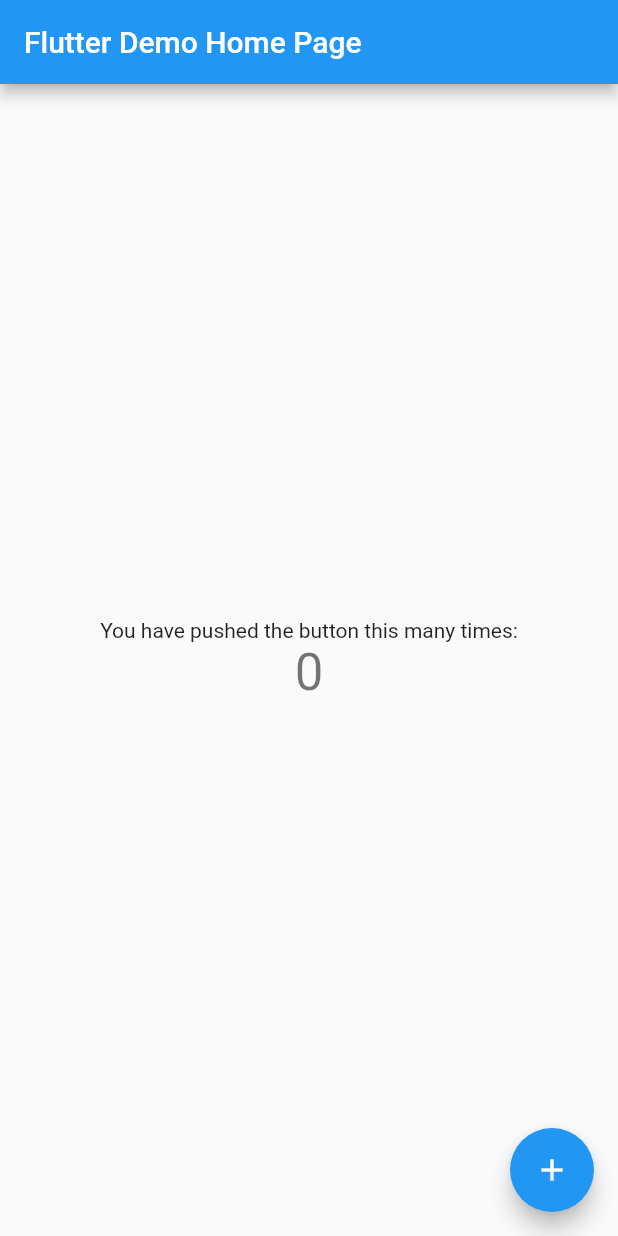
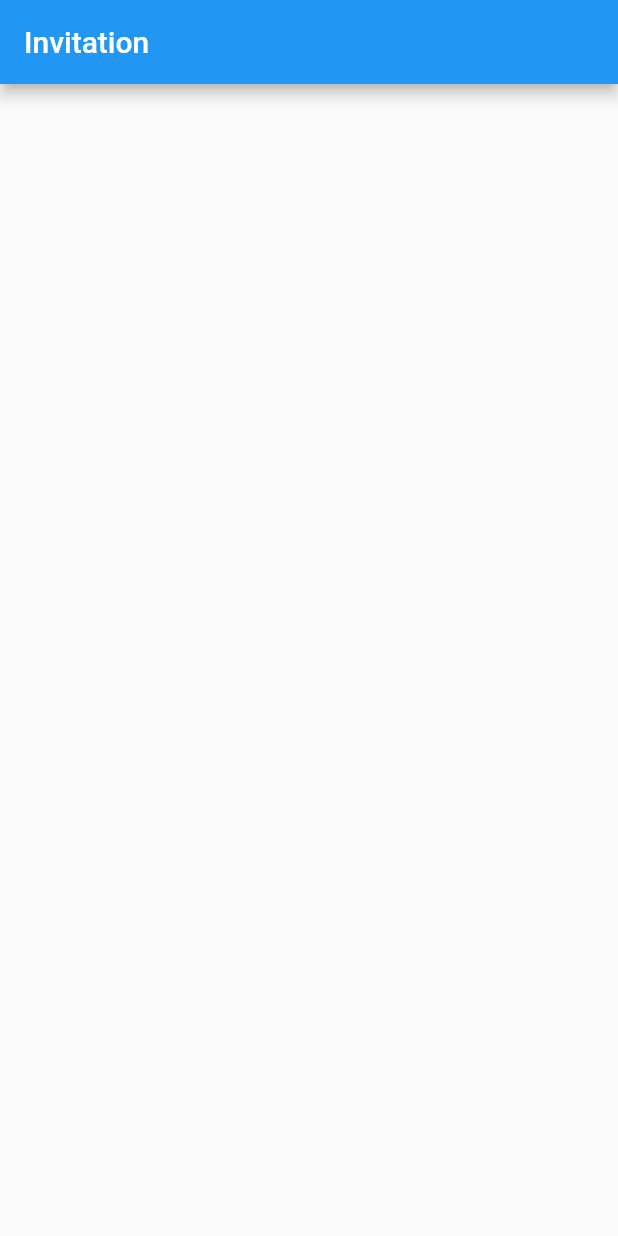
Before and after one commit to lohanidamodar/flutter_invitation, a Flutter app: the screen it shows after launch, on a phone screen of 412 x 824 dp. Run offline on Flutter 3.47's test engine with Material 2 defaults, Android fonts, the phone set to English and light mode, and no system bars.

Commit message:
remove demo, comment and basic setup

```diff
--- a/lib/main.dart
+++ b/lib/main.dart
@@ -1,111 +1,18 @@
 import 'package:flutter/material.dart';
+import 'presentation/pages/home.dart';
+
 
 void main() => runApp(MyApp());
 
 class MyApp extends StatelessWidget {
-  // This widget is the root of your application.
   @override
   Widget build(BuildContext context) {
     return MaterialApp(
       title: 'Flutter Demo',
       theme: ThemeData(
-        // This is the theme of your application.
-        //
-        // Try running your application with "flutter run". You'll see the
-        // application has a blue toolbar. Then, without quitting the app, try
-        // changing the primarySwatch below to Colors.green and then invoke
-        // "hot reload" (press "r" in the console where you ran "flutter run",
-        // or simply save your changes to "hot reload" in a Flutter IDE).
-        // Notice that the counter didn't reset back to zero; the application
-        // is not restarted.
         primarySwatch: Colors.blue,
       ),
-      home: MyHomePage(title: 'Flutter Demo Home Page'),
+      home: HomePage(),
     );
   }
 }
-
-class MyHomePage extends StatefulWidget {
-  MyHomePage({Key key, this.title}) : super(key: key);
-
-  // This widget is the home page of your application. It is stateful, meaning
-  // that it has a State object (defined below) that contains fields that affect
-  // how it looks.
-
-  // This class is the configuration for the state. It holds the values (in this
-  // case the title) provided by the parent (in this case the App widget) and
-  // used by the build method of the State. Fields in a Widget subclass are
-  // always marked "final".
-
-  final String title;
-
-  @override
-  _MyHomePageState createState() => _MyHomePageState();
-}
-
-class _MyHomePageState extends State<MyHomePage> {
-  int _counter = 0;
-
-  void _incrementCounter() {
-    setState(() {
-      // This call to setState tells the Flutter framework that something has
-      // changed in this State, which causes it to rerun the build method below
-      // so that the display can reflect the updated values. If we changed
-      // _counter without calling setState(), then the build method would not be
-      // called again, and so nothing would appear to happen.
-      _counter++;
-    });
-  }
-
-  @override
-  Widget build(BuildContext context) {
-    // This method is rerun every time setState is called, for instance as done
-    // by the _incrementCounter method above.
-    //
-    // The Flutter framework has been optimized to make rerunning build methods
-    // fast, so that you can just rebuild anything that needs updating rather
-    // than having to individually change instances of widgets.
-    return Scaffold(
-      appBar: AppBar(
-        // Here we take the value from the MyHomePage object that was created by
-        // the App.build method, and use it to set our appbar title.
-        title: Text(widget.title),
-      ),
-      body: Center(
-        // Center is a layout widget. It takes a single child and positions it
-        // in the middle of the parent.
-        child: Column(
-          // Column is also a layout widget. It takes a list of children and
-          // arranges them vertically. By default, it sizes itself to fit its
-          // children horizontally, and tries to be as tall as its parent.
-          //
-          // Invoke "debug painting" (press "p" in the console, choose the
-          // "Toggle Debug Paint" action from the Flutter Inspector in Android
-          // Studio, or the "Toggle Debug Paint" command in Visual Studio Code)
-          // to see the wireframe for each widget.
-          //
-          // Column has various properties to control how it sizes itself and
-          // how it positions its children. Here we use mainAxisAlignment to
-          // center the children vertically; the main axis here is the vertical
-          // axis because Columns are vertical (the cross axis would be
-          // horizontal).
-          mainAxisAlignment: MainAxisAlignment.center,
-          children: <Widget>[
-            Text(
-              'You have pushed the button this many times:',
-            ),
-            Text(
-              '$_counter',
-              style: Theme.of(context).textTheme.display1,
-            ),
-          ],
-        ),
-      ),
-      floatingActionButton: FloatingActionButton(
-        onPressed: _incrementCounter,
-        tooltip: 'Increment',
-        child: Icon(Icons.add),
-      ), // This trailing comma makes auto-formatting nicer for build methods.
-    );
-  }
-}
--- /dev/null
+++ b/lib/presentation/pages/home.dart
@@ -0,0 +1,17 @@
+import 'package:flutter/material.dart';
+class HomePage extends StatelessWidget {
+  @override
+  Widget build(BuildContext context){
+    return Scaffold(
+      appBar: AppBar(
+        title: Text('Invitation'),
+      ),
+      body: SingleChildScrollView(
+        child: Column(
+          crossAxisAlignment: CrossAxisAlignment.start,
+          children: <Widget>[],
+        ),
+      ),
+    );
+  }
+}
```
Also changed, not shown: pubspec.yaml (+2 -53 lines).
